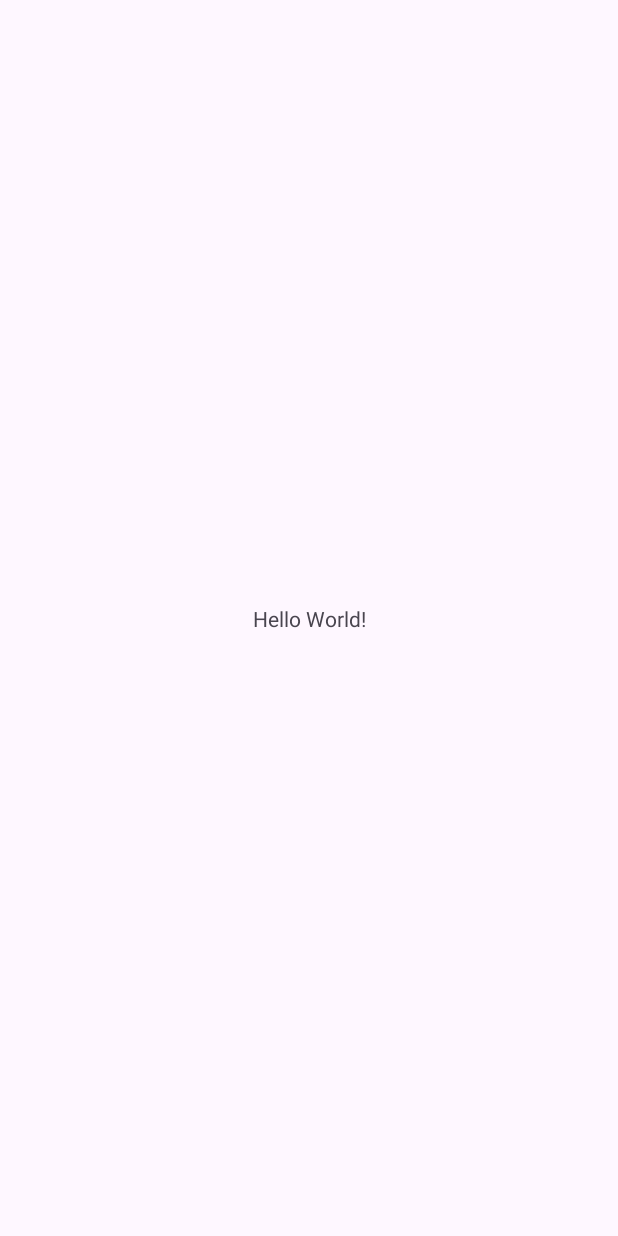
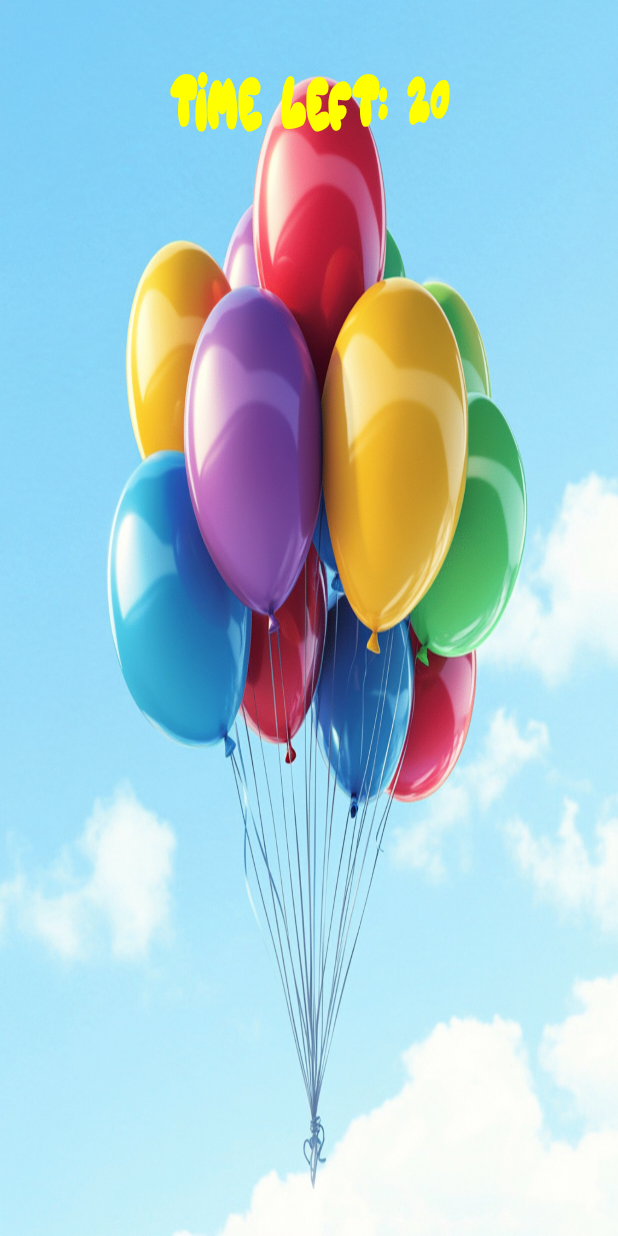
Before and after one commit to rabbitrunout/TapCounter2025, an Android app: the screen it shows after launch (MainActivity), on a phone screen of 412 x 824 dp. Before the commit the screen is almost empty. Run offline under Robolectric (Android 15) with nearby library versions, the phone set to English and light mode, and no system bars.

Commit message:
Added Backgroud

```diff
--- a/app/src/main/res/layout/activity_main.xml
+++ b/app/src/main/res/layout/activity_main.xml
@@ -5,13 +5,20 @@
     android:id="@+id/main"
     android:layout_width="match_parent"
     android:layout_height="match_parent"
+    android:background="@drawable/baloons"
     tools:context=".MainActivity">
 
     <TextView
+        android:id="@+id/timerText"
         android:layout_width="wrap_content"
         android:layout_height="wrap_content"
-        android:text="Hello World!"
-        app:layout_constraintBottom_toBottomOf="parent"
+        android:text="@string/time_left_20"
+        android:textColor="@color/yellow"
+        android:textStyle="bold"
+        android:textSize="20sp"
+        android:fontFamily="@font/balloonish"
+        android:padding="16dp"
+        android:layout_marginTop="32dp"
         app:layout_constraintEnd_toEndOf="parent"
         app:layout_constraintStart_toStartOf="parent"
         app:layout_constraintTop_toTopOf="parent" />
```
Also changed, not shown: app/src/main/res/drawable/baloon_button.png (added), app/src/main/res/drawable/baloons.png (added), app/src/main/res/font/balloonish.ttf (added), 2 other files.
